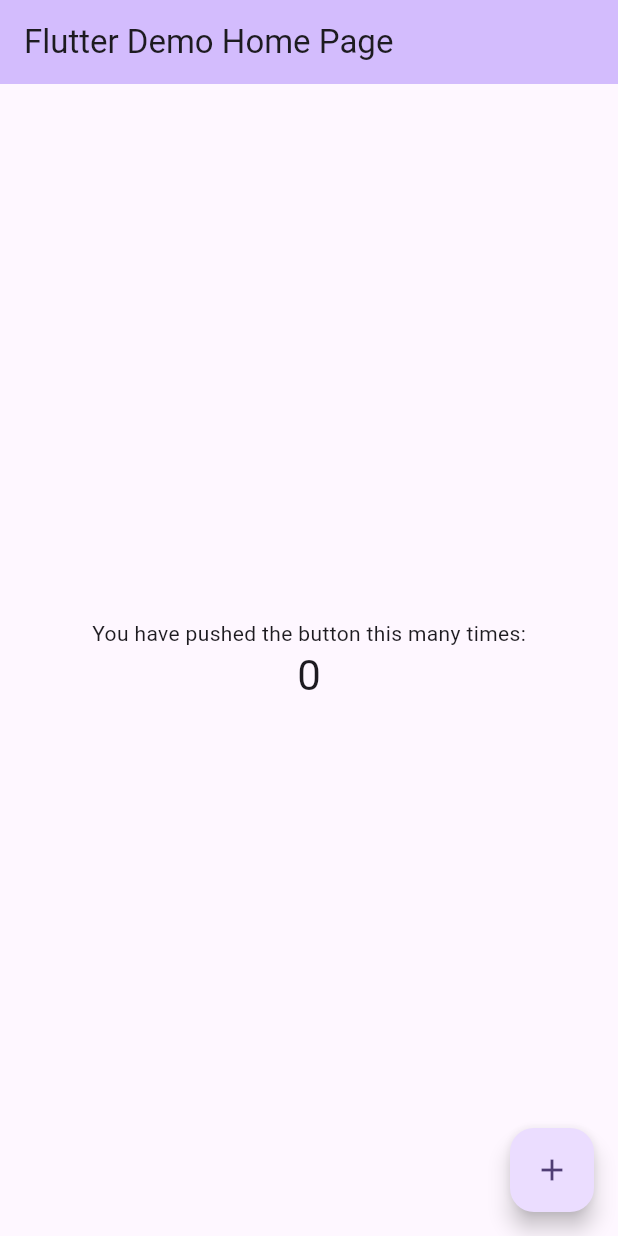
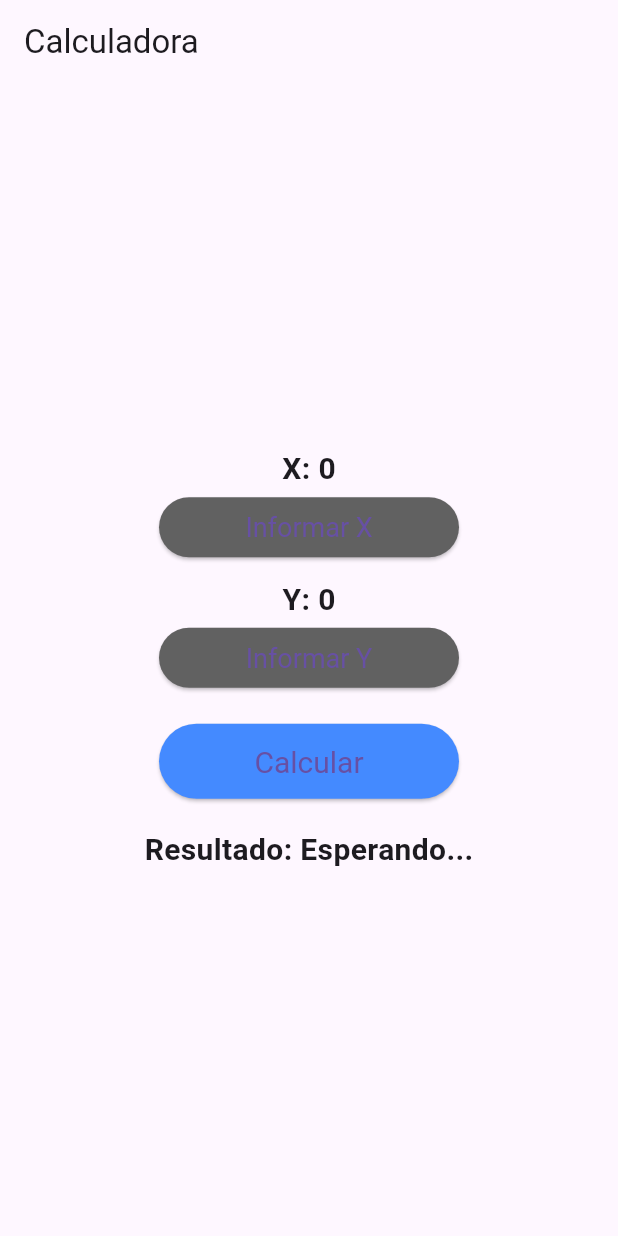
Before and after one commit to ccintianunes/app-calculadora, a Flutter app: the screen it shows after launch, on a phone screen of 412 x 824 dp. Run offline on Flutter 3.47's test engine with Material 3 defaults, Android fonts, the phone set to English and light mode, and no system bars.

Commit message:
calculadora v1

```diff
--- a/lib/main.dart
+++ b/lib/main.dart
@@ -1,4 +1,5 @@
 import 'package:flutter/material.dart';
+import 'valores.dart';
 
 void main() {
   runApp(const MyApp());
@@ -7,116 +8,112 @@ void main() {
 class MyApp extends StatelessWidget {
   const MyApp({super.key});
 
-  // This widget is the root of your application.
   @override
   Widget build(BuildContext context) {
     return MaterialApp(
-      title: 'Flutter Demo',
+      debugShowCheckedModeBanner: false,
+      title: 'Calculadora',
       theme: ThemeData(
-        // This is the theme of your application.
-        //
-        // TRY THIS: Try running your application with "flutter run". You'll see
-        // the application has a purple toolbar. Then, without quitting the app,
-        // try changing the seedColor in the colorScheme below to Colors.green
-        // and then invoke "hot reload" (save your changes or press the "hot
-        // reload" button in a Flutter-supported IDE, or press "r" if you used
-        // the command line to start the app).
-        //
-        // Notice that the counter didn't reset back to zero; the application
-        // state is not lost during the reload. To reset the state, use hot
-        // restart instead.
-        //
-        // This works for code too, not just values: Most code changes can be
-        // tested with just a hot reload.
-        colorScheme: ColorScheme.fromSeed(seedColor: Colors.deepPurple),
+        primarySwatch: Colors.blueGrey,
+        visualDensity: VisualDensity.adaptivePlatformDensity,
       ),
-      home: const MyHomePage(title: 'Flutter Demo Home Page'),
+      home: const HomeScreen(),
     );
   }
 }
 
-class MyHomePage extends StatefulWidget {
-  const MyHomePage({super.key, required this.title});
-
-  // This widget is the home page of your application. It is stateful, meaning
-  // that it has a State object (defined below) that contains fields that affect
-  // how it looks.
-
-  // This class is the configuration for the state. It holds the values (in this
-  // case the title) provided by the parent (in this case the App widget) and
-  // used by the build method of the State. Fields in a Widget subclass are
-  // always marked "final".
-
-  final String title;
+class HomeScreen extends StatefulWidget {
+  const HomeScreen({super.key});
 
   @override
-  State<MyHomePage> createState() => _MyHomePageState();
+  _HomeScreenState createState() => _HomeScreenState();
 }
 
-class _MyHomePageState extends State<MyHomePage> {
-  int _counter = 0;
+class _HomeScreenState extends State<HomeScreen> {
+  int? x;
+  int? y;
+  int? resultado;
 
-  void _incrementCounter() {
+  // Função para navegar e receber um valor de InputScreen
+  Future<void> _setValue(String varName) async {
+    final value = await Navigator.push(
+      context,
+      MaterialPageRoute(
+        builder: (context) => InputScreen(varName: varName),
+      ),
+    );
+
+    if (value != null) {
       setState(() {
-      // This call to setState tells the Flutter framework that something has
-      // changed in this State, which causes it to rerun the build method below
-      // so that the display can reflect the updated values. If we changed
-      // _counter without calling setState(), then the build method would not be
-      // called again, and so nothing would appear to happen.
-      _counter++;
+        if (varName == 'X') {
+          x = value;
+        } else {
+          y = value;
+        }
       });
+    }
+  }
+
+  void _calcular() {
+    if (x != null && y != null) {
+      setState(() {
+        resultado = x! + y!;
+      });
+    }
   }
 
   @override
   Widget build(BuildContext context) {
-    // This method is rerun every time setState is called, for instance as done
-    // by the _incrementCounter method above.
-    //
-    // The Flutter framework has been optimized to make rerunning build methods
-    // fast, so that you can just rebuild anything that needs updating rather
-    // than having to individually change instances of widgets.
     return Scaffold(
-      appBar: AppBar(
-        // TRY THIS: Try changing the color here to a specific color (to
-        // Colors.amber, perhaps?) and trigger a hot reload to see the AppBar
-        // change color while the other colors stay the same.
-        backgroundColor: Theme.of(context).colorScheme.inversePrimary,
-        // Here we take the value from the MyHomePage object that was created by
-        // the App.build method, and use it to set our appbar title.
-        title: Text(widget.title),
+      appBar: AppBar(title: const Text('Calculadora')),
+      body: Padding(
+        padding: const EdgeInsets.all(20.0),
+        child: Center(
+          child: Column(
+            mainAxisAlignment: MainAxisAlignment.center,
+            children: [
+              _buildValueInput('X', x),
+              const SizedBox(height: 10),
+              _buildValueInput('Y', y),
+              const SizedBox(height: 20),
+              ElevatedButton(
+                onPressed: _calcular,
+                style: ElevatedButton.styleFrom(
+                  minimumSize: const Size(200, 50),
+                  backgroundColor: Colors.blueAccent,
+                  textStyle: const TextStyle(fontSize: 20),
                 ),
-      body: Center(
-        // Center is a layout widget. It takes a single child and positions it
-        // in the middle of the parent.
-        child: Column(
-          // Column is also a layout widget. It takes a list of children and
-          // arranges them vertically. By default, it sizes itself to fit its
-          // children horizontally, and tries to be as tall as its parent.
-          //
-          // Column has various properties to control how it sizes itself and
-          // how it positions its children. Here we use mainAxisAlignment to
-          // center the children vertically; the main axis here is the vertical
-          // axis because Columns are vertical (the cross axis would be
-          // horizontal).
-          //
-          // TRY THIS: Invoke "debug painting" (choose the "Toggle Debug Paint"
-          // action in the IDE, or press "p" in the console), to see the
-          // wireframe for each widget.
-          mainAxisAlignment: MainAxisAlignment.center,
-          children: <Widget>[
-            const Text('You have pushed the button this many times:'),
+                child: const Text('Calcular'),
+              ),
+              const SizedBox(height: 20),
               Text(
-              '$_counter',
-              style: Theme.of(context).textTheme.headlineMedium,
+                'Resultado: ${resultado ?? "Esperando..."}',
+                style: const TextStyle(fontSize: 20, fontWeight: FontWeight.bold),
               ),
             ],
           ),
         ),
-      floatingActionButton: FloatingActionButton(
-        onPressed: _incrementCounter,
-        tooltip: 'Increment',
-        child: const Icon(Icons.add),
-      ), // This trailing comma makes auto-formatting nicer for build methods.
+      ),
+    );
+  }
+
+  Widget _buildValueInput(String varName, int? value) {
+    return Column(
+      children: [
+        Text(
+          '$varName: ${value ?? 0}',
+          style: const TextStyle(fontSize: 20, fontWeight: FontWeight.bold),
+        ),
+        ElevatedButton(
+          onPressed: () => _setValue(varName),
+          child: Text('Informar $varName'),
+          style: ElevatedButton.styleFrom(
+            minimumSize: const Size(200, 40),
+            backgroundColor: Colors.grey[700],
+            textStyle: const TextStyle(fontSize: 18),
+          ),
+        ),
+      ],
     );
   }
 }
```
Also changed, not shown: lib/valores.dart (added, +45 -0 lines). Lines whose indentation alone changed are shown as unchanged.
